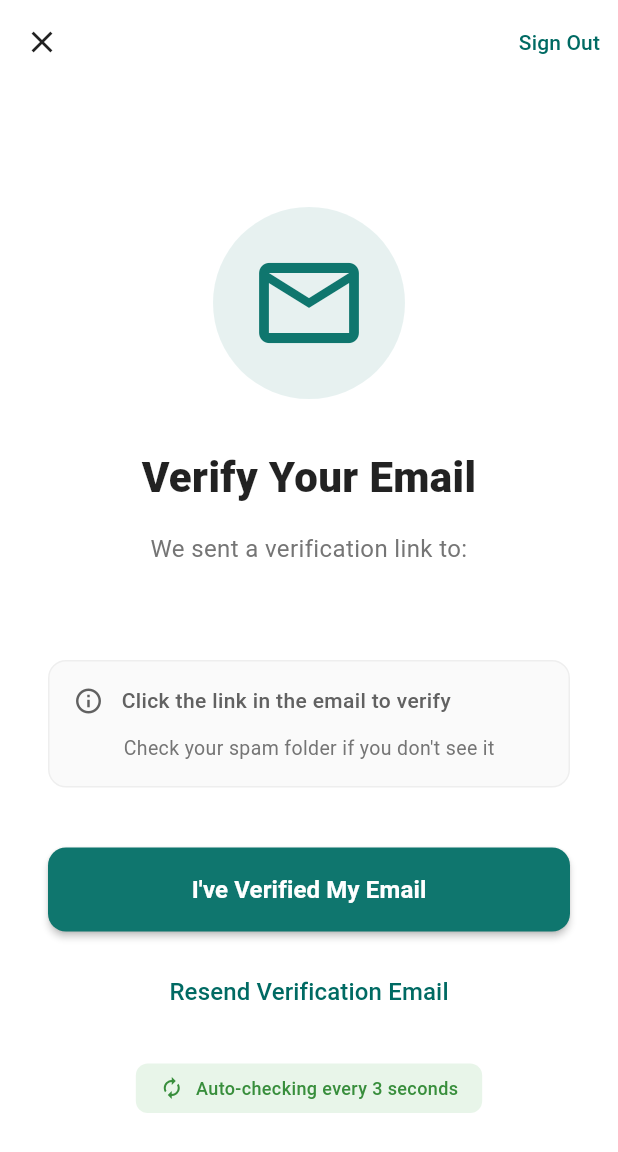
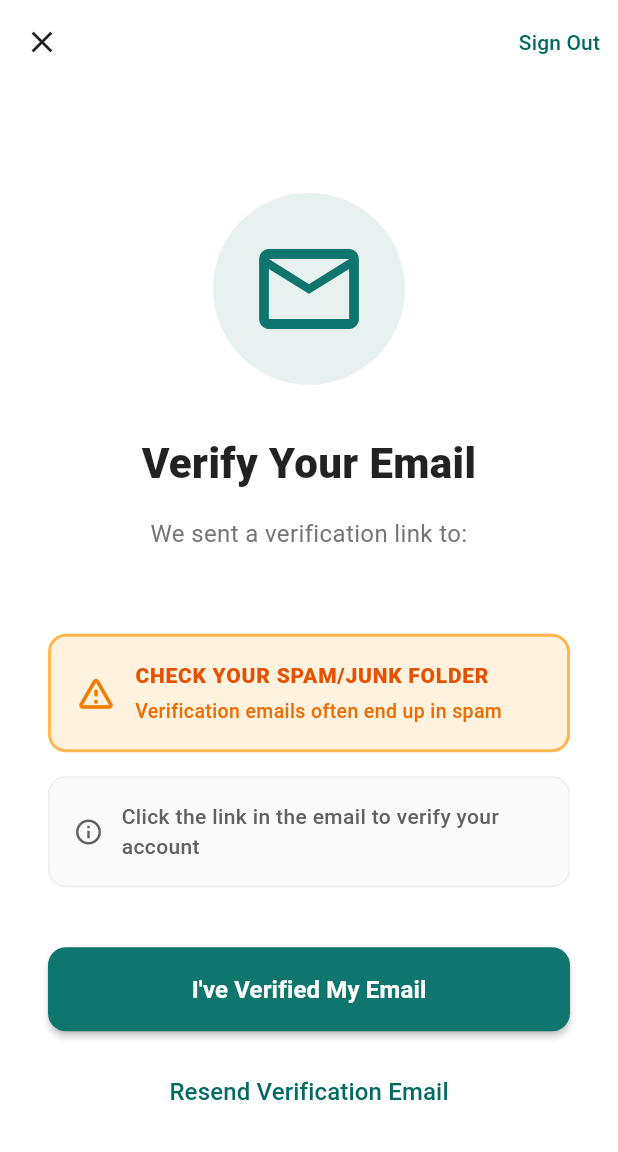
Before and after one commit to cglendenning/annoyed, a Flutter app: the EmailVerificationScreen screen opened directly, on a phone screen of 412 x 824 dp. Shown: the top 1152 px of the screen. Run offline on Flutter 3.47's test engine with Material 3 defaults, Android fonts, the light colour scheme and no system bars; our stand-ins replace audioplayers, cloud_firestore, cloud_functions, firebase_auth, firebase_core, fl_chart and 5 more; missing offline and left inert: purchases_flutter; accounts and stored records are empty; generated files the repository leaves out were written again.

Commit message:
mods to email verification

```diff
--- a/lib/providers/auth_state_manager.dart
+++ b/lib/providers/auth_state_manager.dart
@@ -321,10 +321,15 @@ class AuthStateManager extends ChangeNotifier {
 
       // Send verification email
       try {
+        debugPrint('[AuthStateManager] Attempting to send verification email to: ${_firebaseUser!.email}');
         await _firebaseUser!.sendEmailVerification();
-        debugPrint('[AuthStateManager] ✉️ Verification email sent to ${_firebaseUser!.email}');
+        debugPrint('[AuthStateManager] ✉️ Verification email sent successfully to ${_firebaseUser!.email}');
       } catch (e) {
         debugPrint('[AuthStateManager] ⚠️ Failed to send verification email: $e');
+        if (e is FirebaseAuthException) {
+          debugPrint('[AuthStateManager] Firebase error code: ${e.code}');
+          debugPrint('[AuthStateManager] Firebase error message: ${e.message}');
+        }
         // Don't fail the sign-up if email sending fails
       }
 
@@ -476,10 +481,15 @@ class AuthStateManager extends ChangeNotifier {
 
       // Send verification email
       try {
+        debugPrint('[AuthStateManager] Attempting to send verification email to: ${_firebaseUser!.email}');
         await _firebaseUser!.sendEmailVerification();
-        debugPrint('[AuthStateManager] ✉️ Verification email sent to ${_firebaseUser!.email}');
+        debugPrint('[AuthStateManager] ✉️ Verification email sent successfully to ${_firebaseUser!.email}');
       } catch (e) {
         debugPrint('[AuthStateManager] ⚠️ Failed to send verification email: $e');
+        if (e is FirebaseAuthException) {
+          debugPrint('[AuthStateManager] Firebase error code: ${e.code}');
+          debugPrint('[AuthStateManager] Firebase error message: ${e.message}');
+        }
         // Don't fail the sign-up if email sending fails
       }
 
--- a/lib/screens/email_verification_screen.dart
+++ b/lib/screens/email_verification_screen.dart
@@ -119,8 +119,19 @@ class _EmailVerificationScreenState extends State<EmailVerificationScreen> {
     setState(() => _isResending = true);
 
     try {
-      await FirebaseAuth.instance.currentUser?.sendEmailVerification();
+      final user = FirebaseAuth.instance.currentUser;
+      if (user == null) {
+        throw Exception('No user logged in');
+      }
+
+      debugPrint('[EmailVerification] Attempting to send verification email to: ${user.email}');
+      debugPrint('[EmailVerification] User ID: ${user.uid}');
+      debugPrint('[EmailVerification] Email verified status: ${user.emailVerified}');
+
+      await user.sendEmailVerification();
       _lastResendTime = DateTime.now();
+
+      debugPrint('[EmailVerification] ✓ sendEmailVerification() completed successfully');
 
       if (mounted) {
         ScaffoldMessenger.of(context).showSnackBar(
@@ -132,11 +143,19 @@ class _EmailVerificationScreenState extends State<EmailVerificationScreen> {
         );
       }
     } catch (e) {
-      debugPrint('[EmailVerification] Resend error: $e');
+      debugPrint('[EmailVerification] ❌ Resend error: $e');
+      debugPrint('[EmailVerification] Error type: ${e.runtimeType}');
+      if (e is FirebaseAuthException) {
+        debugPrint('[EmailVerification] Firebase error code: ${e.code}');
+        debugPrint('[EmailVerification] Firebase error message: ${e.message}');
+      }
+
       if (mounted) {
         String errorMessage = 'Failed to send email';
         if (e.toString().contains('too-many-requests')) {
           errorMessage = 'Too many attempts. Please try again later.';
+        } else if (e is FirebaseAuthException) {
+          errorMessage = e.message ?? errorMessage;
         }
 
         ScaffoldMessenger.of(context).showSnackBar(
@@ -257,7 +276,50 @@ class _EmailVerificationScreenState extends State<EmailVerificationScreen> {
                 textAlign: TextAlign.center,
               ),
 
-              const SizedBox(height: 32),
+              const SizedBox(height: 24),
+
+              // Spam folder warning (bold and prominent)
+              Container(
+                padding: const EdgeInsets.all(16),
+                decoration: BoxDecoration(
+                  color: Colors.orange.shade50,
+                  borderRadius: BorderRadius.circular(12),
+                  border: Border.all(color: Colors.orange.shade300, width: 2),
+                ),
+                child: Row(
+                  children: [
+                    Icon(Icons.warning_amber_rounded, size: 28, color: Colors.orange.shade700),
+                    const SizedBox(width: 12),
+                    Expanded(
+                      child: Column(
+                        crossAxisAlignment: CrossAxisAlignment.start,
+                        children: [
+                          Text(
+                            'CHECK YOUR SPAM/JUNK FOLDER',
+                            style: TextStyle(
+                              fontSize: 14,
+                              color: Colors.orange.shade900,
+                              fontWeight: FontWeight.w900,
+                              letterSpacing: 0.5,
+                            ),
+                          ),
+                          const SizedBox(height: 4),
+                          Text(
+                            'Verification emails often end up in spam',
+                            style: TextStyle(
+                              fontSize: 13,
+                              color: Colors.orange.shade800,
+                              fontWeight: FontWeight.w500,
+                            ),
+                          ),
+                        ],
+                      ),
+                    ),
+                  ],
+                ),
+              ),
+
+              const SizedBox(height: 16),
 
               // Info box
               Container(
@@ -267,30 +329,18 @@ class _EmailVerificationScreenState extends State<EmailVerificationScreen> {
                   borderRadius: BorderRadius.circular(12),
                   border: Border.all(color: Colors.grey.shade200),
                 ),
-                child: Column(
-                  children: [
-                    Row(
+                child: Row(
                   children: [
                     Icon(Icons.info_outline, size: 20, color: Colors.grey.shade700),
                     const SizedBox(width: 12),
                     Expanded(
                       child: Text(
-                            'Click the link in the email to verify',
+                        'Click the link in the email to verify your account',
                         style: TextStyle(
                           fontSize: 14,
                           color: Colors.grey.shade700,
                           fontWeight: FontWeight.w500,
                         ),
-                          ),
-                        ),
-                      ],
-                    ),
-                    const SizedBox(height: 12),
-                    Text(
-                      'Check your spam folder if you don\'t see it',
-                      style: TextStyle(
-                        fontSize: 13,
-                        color: Colors.grey.shade600,
                       ),
                     ),
                   ],
@@ -348,32 +398,6 @@ class _EmailVerificationScreenState extends State<EmailVerificationScreen> {
                         style: TextStyle(fontSize: 16),
                       ),
               ),
-
-              const SizedBox(height: 24),
-
-              // Auto-checking note
-              Container(
-                padding: const EdgeInsets.symmetric(horizontal: 16, vertical: 8),
-                decoration: BoxDecoration(
-                  color: Colors.green.shade50,
-                  borderRadius: BorderRadius.circular(8),
-                ),
-                child: Row(
-                  mainAxisSize: MainAxisSize.min,
-                  children: [
-                    Icon(Icons.autorenew, size: 16, color: Colors.green.shade700),
-                    const SizedBox(width: 8),
-                    Text(
-                      'Auto-checking every 3 seconds',
-                      style: TextStyle(
-                        fontSize: 12,
-                        color: Colors.green.shade700,
-                        fontWeight: FontWeight.w500,
-                      ),
-                    ),
-                  ],
-                ),
-              ),
             ],
           ),
         ),
```
Also changed, not shown: 1 other file. Lines whose indentation alone changed are shown as unchanged.
